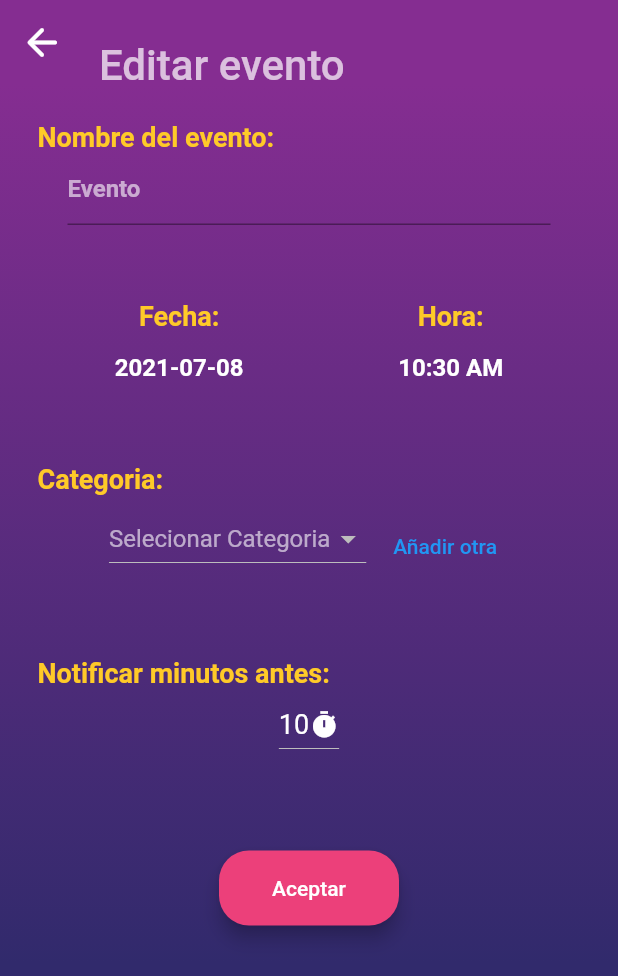
After one commit to Eduardo0515/chem_organizer, a Flutter app: the EditEvent screen opened directly, on a phone screen of 412 x 824 dp. The commit adds this screen. Shown: the top 976 px of the screen. Run offline on Flutter 3.47's test engine with Material 2 defaults, Android fonts, the phone set to English and light mode, and no system bars; our stand-ins replace cloud_firestore, firebase_core, firebase_messaging, fluttertoast, table_calendar; accounts and stored records are empty; Roboto replaces fonts that are missing (RobotoMono).

Commit message:
Añadiendo clase Edit e InfoEvent

```diff
--- /dev/null
+++ b/lib/src/pages/edit_event.dart
@@ -0,0 +1,365 @@
+import 'package:chem_organizer/src/models/categoryEvent.dart';
+import 'package:chem_organizer/src/pages/edit_category.dart';
+import 'package:chem_organizer/src/pages/main_view.dart';
+import 'package:chem_organizer/src/pages/new_category.dart';
+import 'package:chem_organizer/src/provider/categories_controller.dart';
+import 'package:flutter/cupertino.dart';
+import 'package:flutter/foundation.dart';
+import 'package:flutter/material.dart';
+import 'package:cloud_firestore/cloud_firestore.dart';
+import 'package:fluttertoast/fluttertoast.dart';
+
+class EditEvent extends StatefulWidget {
+  const EditEvent({Key? key}) : super(key: key);
+
+  @override
+  _EditEventState createState() => _EditEventState();
+}
+
+class _EditEventState extends State<EditEvent> {
+  final _formKey = GlobalKey<FormState>();
+
+  TextEditingController nameController = TextEditingController();
+  DateTime _date = DateTime.now();
+  TimeOfDay _time = TimeOfDay.now();
+  var _selectedCategory;
+  int _selectedTimeNotification = 10;
+
+  void _selectTime() async {
+    final TimeOfDay? newTime = await showTimePicker(
+      context: context,
+      initialTime: _time,
+    );
+    if (newTime != null) {
+      setState(() {
+        _time = newTime;
+      });
+    }
+  }
+
+  void _selectDate(BuildContext context) async {
+    final DateTime? newDate = await showDatePicker(
+      context: context,
+      initialDate: _date,
+      firstDate: DateTime(2000),
+      lastDate: DateTime(2025),
+      helpText: 'Selecione la fecha',
+    );
+    if (newDate != null) {
+      setState(() {
+        _date = newDate;
+      });
+    }
+  }
+
+  addEvent() {
+    DateTime fecha = new DateTime(
+        _date.year, _date.month, _date.day, _time.hour, _time.minute);
+    FirebaseFirestore.instance
+        .collection('usuarios')
+        .doc('hugo')
+        .collection('eventos')
+        .add({
+          'nombre': nameController.text,
+          'fecha': fecha,
+          'categoria': _selectedCategory,
+          'tiempoNotificacion': _selectedTimeNotification
+        })
+        .then((value) => {
+              Fluttertoast.showToast(
+                  msg: 'Nuevo Evento Añadido',
+                  toastLength: Toast.LENGTH_SHORT,
+                  gravity: ToastGravity.BOTTOM,
+                  backgroundColor: Colors.green.shade400,
+                  textColor: Colors.white),
+              Navigator.pushReplacement(
+                context,
+                MaterialPageRoute(builder: (context) => MainView()),
+              )
+            })
+        .catchError((error) => {
+              Fluttertoast.showToast(
+                  msg: 'Hubo un error al añadir el evento',
+                  toastLength: Toast.LENGTH_SHORT,
+                  gravity: ToastGravity.BOTTOM,
+                  backgroundColor: Colors.red.shade300,
+                  textColor: Colors.white)
+            });
+  }
+
+  void showToast() {
+    Fluttertoast.showToast(
+        msg: 'Seleccione alguna categoría',
+        toastLength: Toast.LENGTH_SHORT,
+        gravity: ToastGravity.BOTTOM,
+        backgroundColor: Colors.red,
+        textColor: Colors.white);
+  }
+
+  @override
+  Widget build(BuildContext context) {
+    return Scaffold(
+        backgroundColor: Color.fromRGBO(49, 42, 108, 1.0),
+        appBar: AppBar(
+          leading: IconButton(
+            icon: Icon(
+              Icons.arrow_back_rounded,
+              color: Colors.white,
+              size: 30,
+            ),
+            onPressed: () {
+              Navigator.pop(context);
+            },
+          ),
+          title: Text(
+            'Editar evento',
+            style: Theme.of(context).textTheme.headline2,
+          ),
+        ),
+        body: Container(
+          padding: EdgeInsets.all(25),
+          decoration: BoxDecoration(
+              gradient: LinearGradient(
+            begin: Alignment.topCenter,
+            end: Alignment.bottomCenter,
+            colors: [
+              Color.fromRGBO(133, 45, 145, 1.0),
+              Color.fromRGBO(49, 42, 108, 1.0),
+            ],
+          )),
+          child: SafeArea(
+            child: SingleChildScrollView(
+              child: Form(
+                key: _formKey,
+                child: Column(
+                  crossAxisAlignment: CrossAxisAlignment.stretch,
+                  mainAxisAlignment: MainAxisAlignment.spaceAround,
+                  children: <Widget>[
+                    Text(
+                      'Nombre del evento:',
+                      style: Theme.of(context).textTheme.headline3,
+                    ),
+                    Container(
+                      padding: EdgeInsets.fromLTRB(20, 0, 20, 0),
+                      child: TextFormField(
+                        validator: (value) {
+                          if (value!.isEmpty) {
+                            return 'Campo vacío';
+                          }
+                          return null;
+                        },
+                        decoration: InputDecoration(
+                          hintText: 'Evento',
+                          hintStyle: TextStyle(color: Colors.white60),
+                        ),
+                        controller: nameController,
+                        style: Theme.of(context).textTheme.bodyText1,
+                      ),
+                    ),
+                    SizedBox(
+                      height: 50,
+                    ),
+                    Row(
+                      mainAxisAlignment: MainAxisAlignment.spaceAround,
+                      children: [
+                        Column(children: [
+                          Text(
+                            'Fecha:',
+                            style: Theme.of(context).textTheme.headline3,
+                          ),
+                          TextButton(
+                              onPressed: () {
+                                _selectDate(context);
+                              },
+                              child: new Text(
+                                "${_date.toLocal()}".split(' ')[0],
+                                style: Theme.of(context).textTheme.bodyText1,
+                              )),
+                        ]),
+                        Column(
+                          children: [
+                            Text(
+                              'Hora:',
+                              style: Theme.of(context).textTheme.headline3,
+                            ),
+                            TextButton(
+                              onPressed: () {
+                                _selectTime();
+                              },
+                              child: new Text(
+                                "${_time.format(context)}",
+                                style: Theme.of(context).textTheme.bodyText1,
+                              ),
+                            )
+                          ],
+                        )
+                      ],
+                    ),
+                    SizedBox(
+                      height: 40,
+                    ),
+                    Text(
+                      'Categoria:',
+                      style: Theme.of(context).textTheme.headline3,
+                    ),
+                    Row(
+                      mainAxisAlignment: MainAxisAlignment.center,
+                      children: [
+                        StreamBuilder<QuerySnapshot>(
+                            stream: FirebaseFirestore.instance
+                                .collection("usuarios").doc('hugo').collection('categories')
+                                .snapshots(),
+                            builder: (context, snapshot) {
+                              if (!snapshot.hasData)
+                                return Text("Loading.....");
+                              else {
+                                List<DropdownMenuItem<String>> items = [];
+                                for (int i = 0;
+                                    i < snapshot.data!.docs.length;
+                                    i++) {
+                                  DocumentSnapshot snap =
+                                      snapshot.data!.docs[i];
+                                  items.add(
+                                    DropdownMenuItem(
+                                      child: Text(
+                                        snap.get("category"),
+                                        style: TextStyle(color: Colors.white),
+                                      ),
+                                      value: "${snap.id}",
+                                    ),
+                                  );
+                                }
+                                var dropdownButton = DropdownButton(
+                                  items: items,
+                                  dropdownColor:
+                                      Color.fromRGBO(133, 45, 145, 1.0),
+                                  onChanged: (newValue) {
+                                    setState(() {
+                                      _selectedCategory = newValue;
+                                    });
+                                  },
+                                  value: _selectedCategory,
+                                  isExpanded: false,
+                                  hint: Text("Selecionar Categoria",
+                                      style: TextStyle(color: Colors.white60)),
+                                );
+                                return dropdownButton;
+                              }
+                            }),
+                        SizedBox(
+                          width: 10,
+                        ),
+                        Column(
+                          children: <Widget>[
+                            _editButton(context),
+                            TextButton(
+                              child: Text("Añadir otra"),
+                              onPressed: () {
+                                Navigator.push(
+                                  context,
+                                  MaterialPageRoute(
+                                      builder: (context) => NewCategory()),
+                                );
+                              },
+                            ),
+                          ],
+                        ),
+                      ],
+                    ),
+                    SizedBox(
+                      height: 50,
+                    ),
+                    Text(
+                      'Notificar minutos antes:',
+                      style: Theme.of(context).textTheme.headline3,
+                    ),
+                    Center(
+                      child: DropdownButton<int>(
+                        value: _selectedTimeNotification,
+                        icon: const Icon(
+                          Icons.timer,
+                          color: Colors.white,
+                        ),
+                        iconSize: 20,
+                        elevation: 5,
+                        dropdownColor: Color.fromRGBO(133, 45, 145, 1.0),
+                        style: TextStyle(color: Colors.white, fontSize: 18),
+                        onChanged: (int? newValue) {
+                          setState(() {
+                            _selectedTimeNotification = newValue!;
+                          });
+                        },
+                        items: <int>[5, 10, 15, 20]
+                            .map<DropdownMenuItem<int>>((int value) {
+                          return DropdownMenuItem<int>(
+                            value: value,
+                            child: Text(value.toString()),
+                          );
+                        }).toList(),
+                      ),
+                    ),
+                    SizedBox(
+                      height: 60,
+                    ),
+                    Row(
+                      mainAxisAlignment: MainAxisAlignment.center,
+                      children: [
+                        TextButton(
+                          style: ElevatedButton.styleFrom(
+                            elevation: 5,
+                            primary: Colors.pink.shade400,
+                            minimumSize: Size(120, 50),
+                            padding: EdgeInsets.symmetric(horizontal: 12),
+                            shape: const RoundedRectangleBorder(
+                              borderRadius:
+                                  BorderRadius.all(Radius.circular(20)),
+                            ),
+                          ),
+                          onPressed: () {
+                            if (_formKey.currentState!.validate()) {
+                              print("validacion exitosa");
+                              if (_selectedCategory == null) {
+                                showToast();
+                              } else {
+                                addEvent();
+                              }
+                            }
+                          },
+                          child: Text(
+                            'Aceptar',
+                            style: TextStyle(color: Colors.white),
+                          ),
+                        )
+                      ],
+                    )
+                  ],
+                ),
+              ),
+            ),
+          ),
+        ));
+  }
+
+  _editButton(BuildContext context) {
+    if (_selectedCategory != null && _selectedCategory != '0001') {
+      return TextButton(
+          child: Text("Editar"),
+          onPressed: () {
+            CategoriesController()
+                .getCategory(_selectedCategory)
+                .then((value) => {
+                      Navigator.push(
+                        context,
+                        MaterialPageRoute(
+                          builder: (context) => EditCategory(category: value),
+                        ),
+                      )
+                    });
+          });
+    } else {
+      return SizedBox(
+        height: 10,
+      );
+    }
+  }
+}
```
Also changed, not shown: lib/src/pages/events.dart (+27 -1 lines), lib/src/pages/info_event.dart (added, +321 -0 lines).
